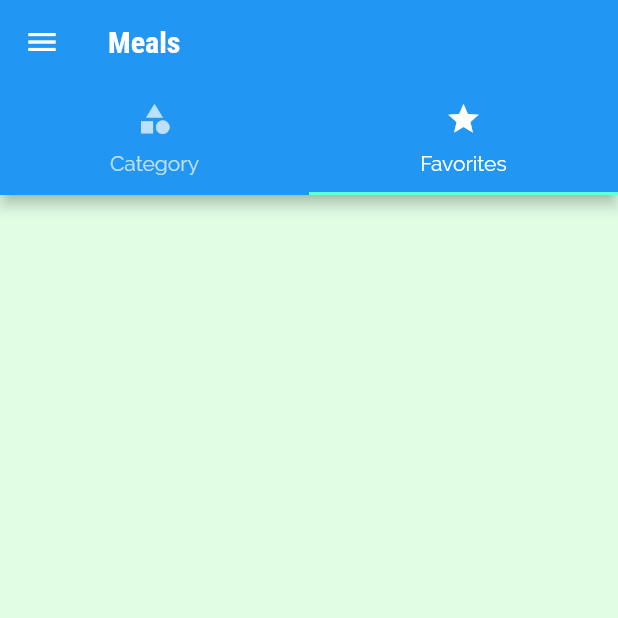
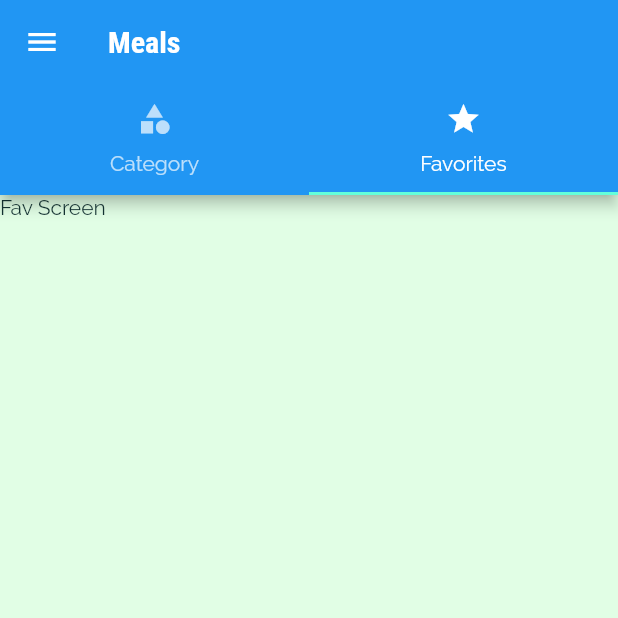
Before and after one commit to dumbun/Meals_app, a Flutter app: the screen it shows after launch, tab 2 chosen, on a phone screen of 412 x 824 dp, the top half of it. Run offline on Flutter 3.47's test engine with Material 2 defaults, Android fonts, the phone set to English and light mode, and no system bars; our stand-ins replace blur.

Commit message:
added a fav screen

```diff
--- a/lib/screens/favourite_screen.dart
+++ b/lib/screens/favourite_screen.dart
@@ -3,6 +3,8 @@ import 'package:flutter/material.dart';
 class FavouriteScreen extends StatelessWidget {
   @override
   Widget build(BuildContext context) {
-    return Container();
+    return Container(
+      child: Text('Fav Screen'),
+    );
   }
 }
```
